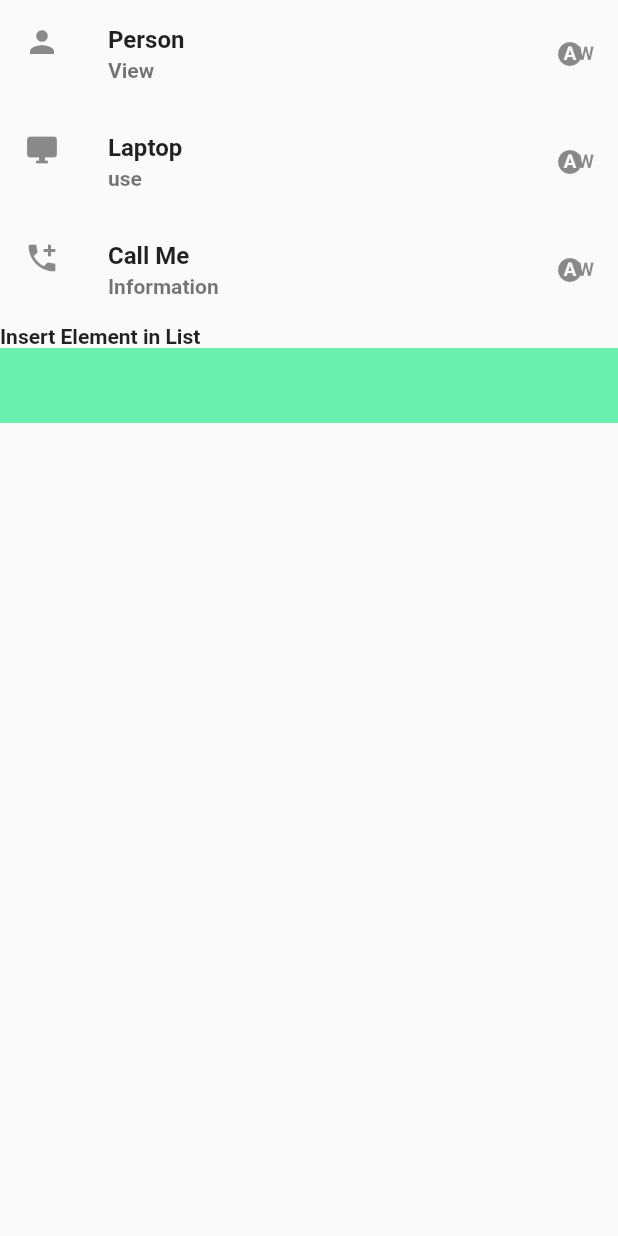
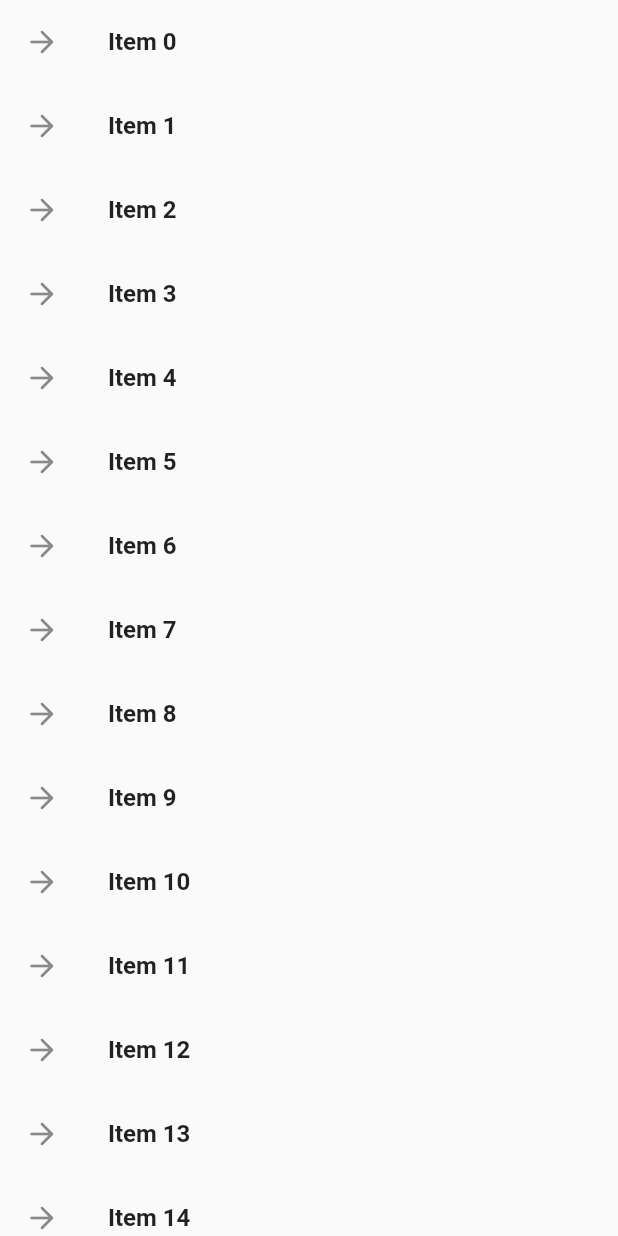
Before and after one commit to wastikansari/Flutter-Course, a Flutter app: the GetListView widget shown alone on an empty page, opened directly, on a phone screen of 412 x 824 dp. Run offline on Flutter 3.47's test engine with Material 2 defaults, Android fonts, the phone set to English and light mode, and no system bars.

Commit message:
LongList View with memory Efficiency

```diff
--- a/lib/main.dart
+++ b/lib/main.dart
@@ -1,51 +1,35 @@
+
 import 'package:flutter/material.dart';
 
-void main(){
+void main() {
   runApp(MaterialApp(
-    title: " Exploring UI",
-    home:Scaffold(
-      appBar: AppBar(title: Text("Basic List View"),),
-      body: GetListView(),
-    ) ,
-  )
-  );
+    title: "Exploring UI",
+    home: Scaffold(
+      appBar: AppBar(
+        title: Text('Long List'),
+      ),
+       body: GetListView()
+    ),
+  ));
 }
 
-Widget GetListView (){
+List<String> GetListElement() {
+  var items = List<String>.generate(100, (Counter) => "Item $Counter");
+  return items;
+}
 
-  var listView = ListView(
-    children: <Widget>[
-      ListTile(
-        leading: Icon(Icons.person),
-        title: Text("Person"),
-        subtitle: Text("View"),
-        trailing: Icon(Icons.wb_auto),
-        onTap: (){
-          debugPrint("tapp");
+Widget GetListView() {
+  var listItem = GetListElement();
 
-        },
-
-      ),
-      ListTile(
-        leading: Icon(Icons.desktop_windows),
-        title: Text("Laptop"),
-        subtitle: Text("use"),
-        trailing: Icon(Icons.wb_auto),
-
-      ),
-      ListTile(
-        leading: Icon(Icons.add_call),
-        title: Text("Call Me"),
-        subtitle: Text("Information"),
-        trailing: Icon(Icons.wb_auto),
-
-      ),
-
-      Text("Insert Element in List"),
-      Container(color: Colors.greenAccent,height: 50.0,)
-
-
-    ],
+  var listView = ListView.builder(itemBuilder: (context, index) {
+    return ListTile(
+      leading: Icon(Icons.arrow_forward_rounded),
+      title: Text(listItem[index]),
+      onTap: (){
+        debugPrint('${listItem[index]} was tapped');
+      },
+    );
+  }
   );
   return listView;
 }
```
